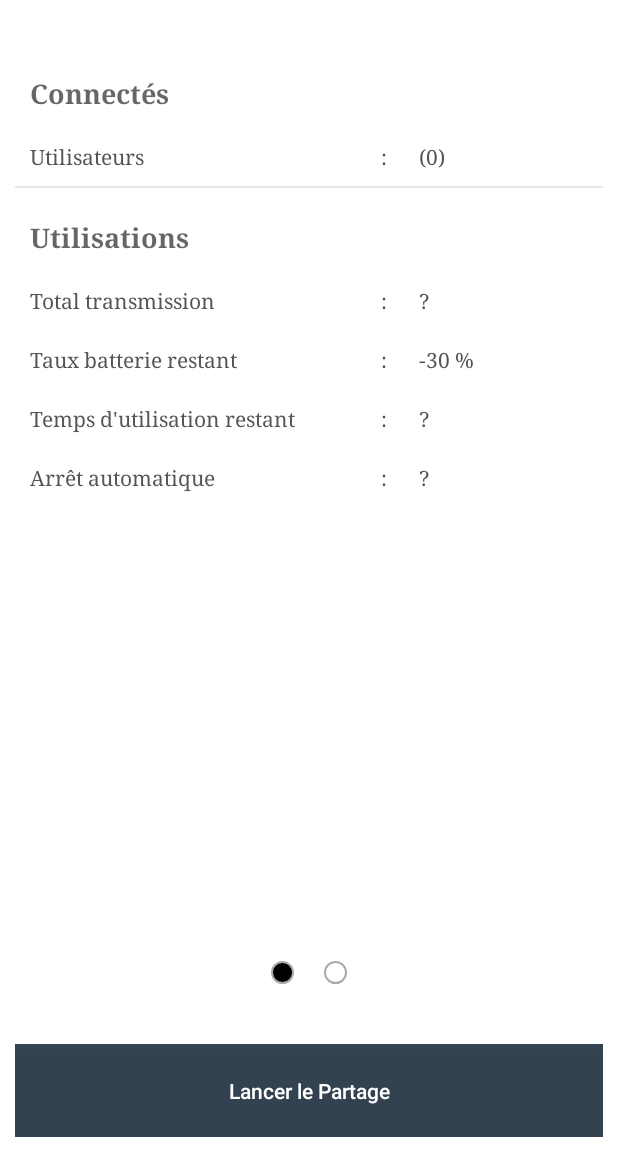
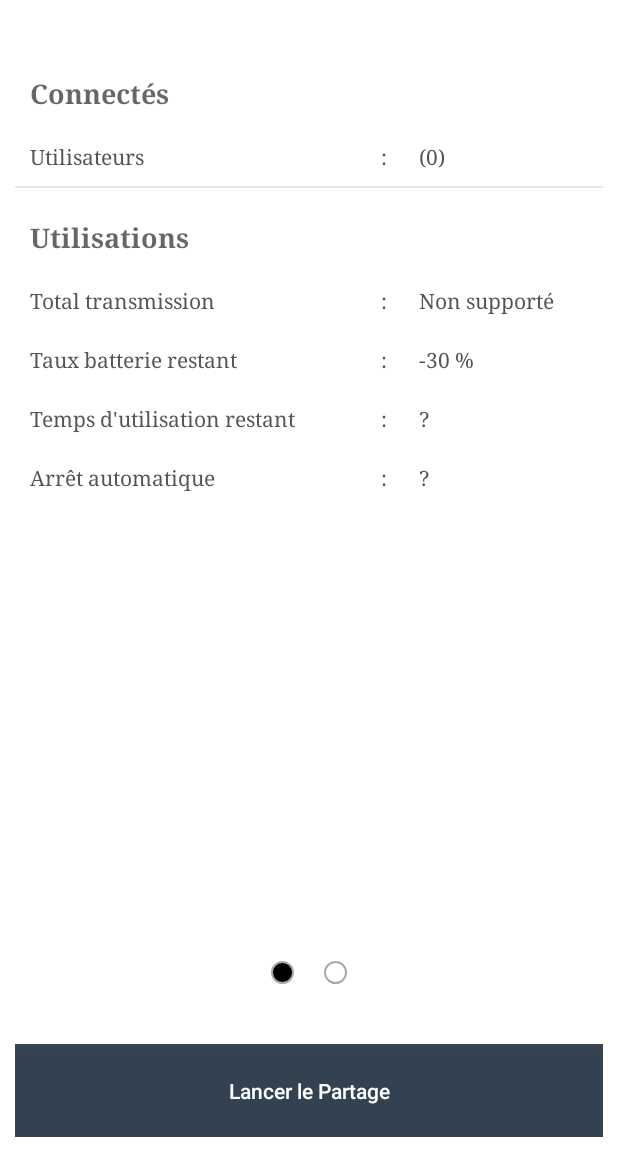
Before and after one commit to guillaume-/WifineOCampus, an Android app: the screen it shows after launch (MainActivity), on a phone screen of 412 x 824 dp, the part 84-1236 px from its top. Run offline under Robolectric (Android 15) with nearby library versions, the phone set to English and light mode, and no system bars; 4 statements that could not run were skipped.

Commit message:
Data Management V0.1

```diff
--- a/app/src/main/java/com/neocampus/wifishared/activity/MainActivity.java
+++ b/app/src/main/java/com/neocampus/wifishared/activity/MainActivity.java
@@ -1,5 +1,6 @@
 package com.neocampus.wifishared.activity;
 
+import android.net.TrafficStats;
 import android.net.wifi.WifiConfiguration;
 import android.os.Build;
 import android.os.Bundle;
@@ -43,6 +44,7 @@ public class MainActivity extends AppCompatActivity
     private SQLManager sqlManager;
     private WifiApControl apControl;
     private Fragment fragment = null;
+    private long dataT0;
 
     @Override
     protected void onCreate(Bundle savedInstanceState) {
@@ -51,6 +53,7 @@ public class MainActivity extends AppCompatActivity
         Toolbar toolbar = (Toolbar) findViewById(R.id.toolbar);
 
         this.setSupportActionBar(toolbar);
+        dataT0 = TrafficStats.getTotalRxBytes()+TrafficStats.getTotalTxBytes()+TrafficStats.getMobileRxBytes()+TrafficStats.getMobileTxBytes();
 
         /*Check if permission is enabled for wifi configuration*/
         if (WifiApControl.checkPermission(this, true)) {
@@ -211,6 +214,11 @@ public class MainActivity extends AppCompatActivity
         return (int) BatterieUtils.getBatteryLevel(this);
     }
 
+    @Override
+    public long getDataTx() {
+        return TrafficStats.getTotalTxBytes()+TrafficStats.getTotalRxBytes()-dataT0-TrafficStats.getMobileRxBytes()-TrafficStats.getMobileTxBytes();
+    }
+
 
     private boolean isUPSWifiConfiguration(WifiConfiguration upsConfig) {
         WifiConfiguration
--- a/app/src/main/java/com/neocampus/wifishared/fragments/Home.java
+++ b/app/src/main/java/com/neocampus/wifishared/fragments/Home.java
@@ -1,6 +1,7 @@
 package com.neocampus.wifishared.fragments;
 
 import android.content.Context;
+import android.net.TrafficStats;
 import android.net.Uri;
 import android.net.wifi.WifiConfiguration;
 import android.os.Bundle;
@@ -42,9 +43,11 @@ public class Home extends Fragment implements OnFragmentSetListener, OnReachable
     private String mParam1;
     private String mParam2;
     private View view;
-    private TextView batterieLevel;
-    private TextView batterieLimite;
-
+    private TextView batterieLevel,
+                     batterieLimite,
+                     dataLevel,
+                     dataLimite;
+    private boolean dataUsable;
     private OnActivitySetListener mListener;
 
     public Home() {
@@ -87,6 +90,8 @@ public class Home extends Fragment implements OnFragmentSetListener, OnReachable
 
         this.batterieLevel = (TextView) view.findViewById(R.id.batterie_level_result);
         this.batterieLimite = (TextView) view.findViewById(R.id.batterie_level_limit);
+        this.dataLevel = (TextView) view.findViewById(R.id.data_level_result);
+        this.dataLimite = (TextView) view.findViewById(R.id.data_level_limit);
 
         ViewPager viewPager = (ViewPager) this.view.findViewById(R.id.id_view_pager);
         CirclePageIndicator indicator = (CirclePageIndicator) this.view.findViewById(R.id.id_circle_indicator);
@@ -101,9 +106,16 @@ public class Home extends Fragment implements OnFragmentSetListener, OnReachable
 
         int batterie_level = this.mListener.getCurrentBatterieLevel();
         int batterie_limite_level = this.mListener.getLimiteBatterieLevel();
-
+        batterieLevel.setText(String.format(Locale.FRANCE, "%d %% ", batterie_level - batterie_limite_level));
         batterieLimite.setText(String.format(Locale.FRANCE, "%d %% ", batterie_limite_level));
-        batterieLevel.setText(String.format(Locale.FRANCE, "%d %% ", batterie_level - batterie_limite_level));
+        dataUsable = (TrafficStats.getMobileRxBytes() != TrafficStats.UNSUPPORTED);
+        if(dataUsable) {
+            dataLevel.setText("0 octets");
+            dataLimite.setText("Non défini");
+        }else {
+            dataLevel.setText("Non supporté");
+            dataLimite.setText("Non supporté");
+        }
 
         if (WifiApControl.checkPermission(getContext(), true)) {
             WifiApControl apControl = WifiApControl.getInstance(getContext());
@@ -149,9 +161,10 @@ public class Home extends Fragment implements OnFragmentSetListener, OnReachable
             }
             int batterie_level = this.mListener.getCurrentBatterieLevel();
             int batterie_limite_level = this.mListener.getLimiteBatterieLevel();
-
             batterieLimite.setText(String.format(Locale.FRANCE, "%d %% ", batterie_limite_level));
             batterieLevel.setText(String.format(Locale.FRANCE, "%d %% ", batterie_level - batterie_limite_level));
+            if(dataUsable)
+                dataLevel.setText(""+this.mListener.getDataTx()+" octets");
         }
     }
 
--- a/app/src/main/java/com/neocampus/wifishared/listeners/OnActivitySetListener.java
+++ b/app/src/main/java/com/neocampus/wifishared/listeners/OnActivitySetListener.java
@@ -12,4 +12,5 @@ public interface OnActivitySetListener {
     List<WifiApControl.Client> getReachableClients(OnReachableClientListener listener);
     int getLimiteBatterieLevel();
     int getCurrentBatterieLevel();
+    long getDataTx();
 }
--- a/app/src/main/res/layout/fragment_home.xml
+++ b/app/src/main/res/layout/fragment_home.xml
@@ -158,7 +158,8 @@
                             android:fontFamily="serif"
                             android:layout_gravity="center_horizontal"
                             android:layout_weight="0.35"
-                            android:layout_width="0dp" />
+                            android:layout_width="0dp"
+                            android:id="@+id/data_level_result" />
                     </LinearLayout>
 
                     <LinearLayout
@@ -338,7 +339,8 @@
                             android:fontFamily="serif"
                             android:layout_gravity="center_horizontal"
                             android:layout_weight="0.35"
-                            android:layout_width="0dp" />
+                            android:layout_width="0dp"
+                            android:id="@+id/data_level_limit"  />
                     </LinearLayout>
 
                     <LinearLayout
```
